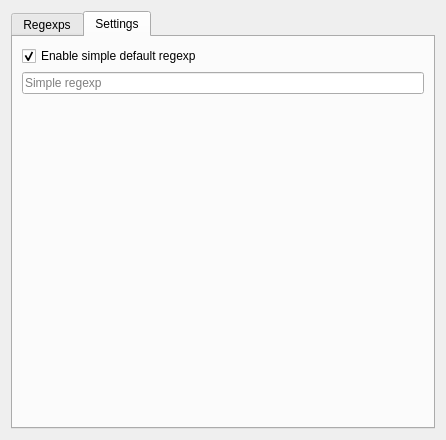
First picture: the form in plugins/highlighter/src/highlightersettings.ui, repository euroelessar/qutim, before the edit.
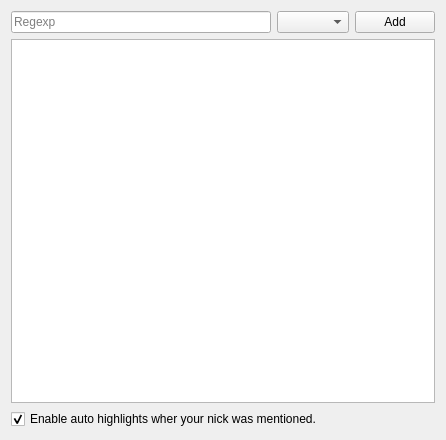
Second picture: the form after the edit. The open tabs and pages were chosen to show the change.

Commit message: Updated highlighter: Removed tabs Removed setting of simpleregexp Removed invalid background property, that brokes un input field on systems with dark themes.

```diff
--- a/plugins/highlighter/src/highlightersettings.ui
+++ b/plugins/highlighter/src/highlightersettings.ui
@@ -14,24 +14,14 @@
    <string>Form</string>
   </property>
   <layout class="QGridLayout" name="gridLayout">
-   <item row="0" column="0">
-    <widget class="QTabWidget" name="tabWidget">
-     <property name="currentIndex">
-      <number>0</number>
-     </property>
-     <widget class="QWidget" name="regexps">
-      <attribute name="title">
-       <string>Regexps</string>
-      </attribute>
-      <layout class="QGridLayout" name="gridLayout_2">
-       <item row="0" column="0">
+   <item row="1" column="0">
         <widget class="QLineEdit" name="regexp">
          <property name="placeholderText">
           <string>Regexp</string>
          </property>
         </widget>
        </item>
-       <item row="0" column="1">
+   <item row="1" column="1">
         <widget class="QComboBox" name="regexptype">
          <property name="currentIndex">
           <number>-1</number>
@@ -44,61 +34,27 @@
          </property>
         </widget>
        </item>
-       <item row="4" column="0" colspan="3">
-        <widget class="QListWidget" name="regexpsList"/>
-       </item>
-       <item row="0" column="2">
+   <item row="1" column="2">
         <widget class="QPushButton" name="addRegexp">
          <property name="text">
           <string>Add</string>
          </property>
         </widget>
        </item>
-      </layout>
-     </widget>
-     <widget class="QWidget" name="highlightersettings">
-      <attribute name="title">
-       <string>Settings</string>
-      </attribute>
-      <layout class="QGridLayout" name="gridLayout_3">
-       <item row="0" column="0">
-        <widget class="QCheckBox" name="enableSimpleHighlights">
+   <item row="2" column="0" colspan="3">
+    <widget class="QListWidget" name="regexpsList"/>
+   </item>
+   <item row="3" column="0" colspan="3">
+    <widget class="QCheckBox" name="enableAutoHighlights">
+     <property name="styleSheet">
+      <string notr="true"/>
+     </property>
          <property name="text">
-          <string>Enable simple default regexp</string>
+      <string>Enable auto highlights wher your nick was mentioned.</string>
          </property>
          <property name="checked">
           <bool>true</bool>
          </property>
-         <property name="tristate">
-          <bool>false</bool>
-         </property>
-        </widget>
-       </item>
-       <item row="1" column="0">
-        <widget class="QLineEdit" name="pattern">
-         <property name="text">
-          <string notr="true"/>
-         </property>
-         <property name="placeholderText">
-          <string>Simple regexp</string>
-         </property>
-        </widget>
-       </item>
-       <item row="3" column="0">
-        <spacer name="verticalSpacer">
-         <property name="orientation">
-          <enum>Qt::Vertical</enum>
-         </property>
-         <property name="sizeHint" stdset="0">
-          <size>
-           <width>20</width>
-           <height>40</height>
-          </size>
-         </property>
-        </spacer>
-       </item>
-      </layout>
-     </widget>
     </widget>
    </item>
   </layout>
```
Lines whose indentation alone changed are shown as unchanged. The commit also changes 3 other files.
